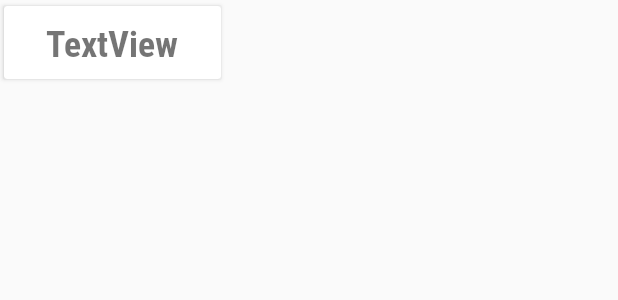
After one commit to raphaelframos/listacompras, an Android app: the layout adapter_product_name.xml on its own in the app's theme, with its tools: preview values and no code run, on a phone screen of 412 x 824 dp. The commit adds this screen. Shown: the top 300 px of the screen. Run offline under Robolectric (Android 15) with nearby library versions, the phone set to English and light mode, and no system bars.

```diff
--- a/app/src/main/java/com/powellapps/compraparamim/ui/mylist/Shopping.kt
+++ b/app/src/main/java/com/powellapps/compraparamim/ui/mylist/Shopping.kt
@@ -1,10 +1,14 @@
 package com.powellapps.compraparamim.ui.mylist
+
+import com.google.firebase.firestore.DocumentId
 
 class Shopping {
 
     var name = ""
     var date : Long = 0
     var adminUser = ""
+    @DocumentId
+    var documentId = ""
 
     fun map() : HashMap<String, Any>{
         val map = HashMap<String, Any>()
--- a/app/src/main/java/com/powellapps/compraparamim/ui/newlist/Product.kt
+++ b/app/src/main/java/com/powellapps/compraparamim/ui/newlist/Product.kt
@@ -25,5 +25,11 @@ class Product {
         return map
     }
 
+    fun nameMap() : HashMap<String, String> {
+        var map = HashMap<String, String>()
+        map.put("name", name)
+        return map
+    }
+
 
 }
--- /dev/null
+++ b/app/src/main/res/layout/adapter_product_name.xml
@@ -0,0 +1,31 @@
+<?xml version="1.0" encoding="utf-8"?>
+<androidx.cardview.widget.CardView xmlns:android="http://schemas.android.com/apk/res/android"
+    xmlns:tools="http://schemas.android.com/tools"
+    android:layout_width="150dp"
+    xmlns:app="http://schemas.android.com/apk/res-auto"
+    app:cardUseCompatPadding="true"
+    android:elevation="5dp"
+    android:layout_height="wrap_content">
+
+
+    <androidx.constraintlayout.widget.ConstraintLayout
+        android:layout_width="match_parent"
+        android:layout_height="wrap_content">
+
+        <TextView
+            android:id="@+id/textView_name"
+            android:layout_width="wrap_content"
+            android:layout_height="wrap_content"
+            android:layout_marginStart="8dp"
+            android:layout_marginTop="8dp"
+            android:layout_marginEnd="8dp"
+            android:layout_marginBottom="8dp"
+            android:fontFamily="@font/roboto_condensed_bold"
+            android:text="TextView"
+            android:textSize="24sp"
+            app:layout_constraintBottom_toBottomOf="parent"
+            app:layout_constraintEnd_toEndOf="parent"
+            app:layout_constraintStart_toStartOf="parent"
+            app:layout_constraintTop_toTopOf="parent" />
+    </androidx.constraintlayout.widget.ConstraintLayout>
+</androidx.cardview.widget.CardView>
```
Also changed, not shown: app/src/main/java/com/powellapps/compraparamim/ListsActivity.kt (+6 -3 lines), app/src/main/java/com/powellapps/compraparamim/ProductNameAdapter.kt (added, +42 -0 lines), app/src/main/java/com/powellapps/compraparamim/repository/FirebaseRepository.kt (+8 -4 lines), app/src/main/java/com/powellapps/compraparamim/viewmodel/ProductViewModel.kt (added, +29 -0 lines), app/src/main/res/layout/activity_lists.xml (+12 -12 lines), app/src/main/res/layout/adapter_my_list.xml (+7 -4 lines).
